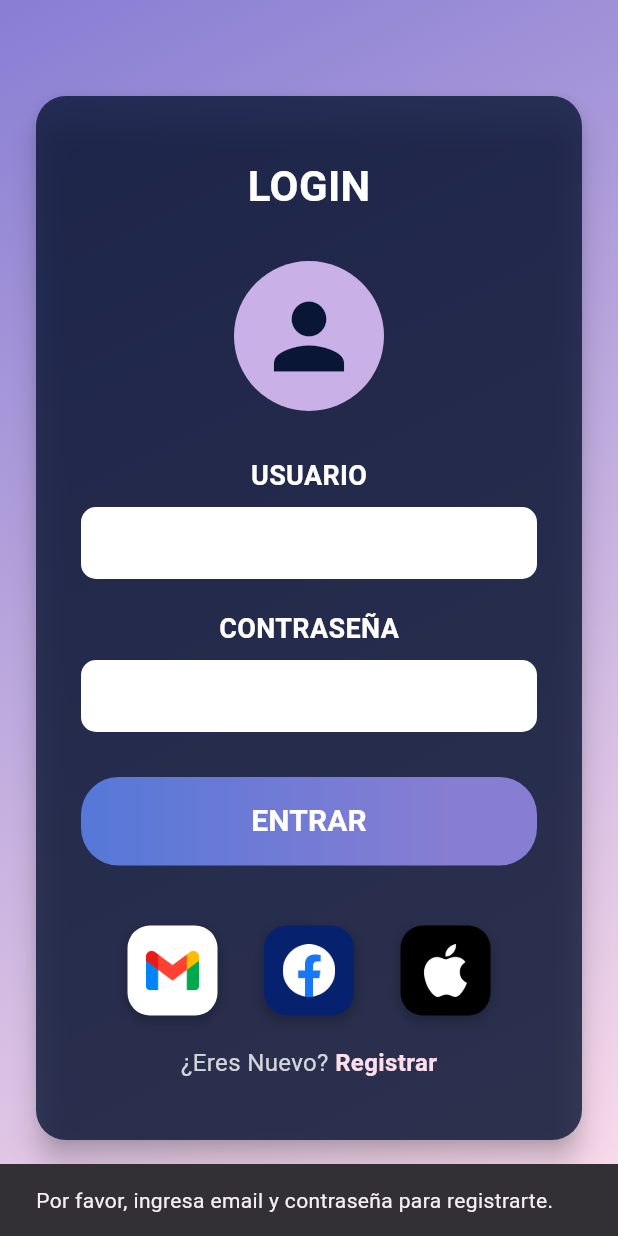
After one commit to alexjupp12/nuttu_project, a Flutter app: the LoginPage screen opened directly, after a tap on "¿Eres Nuevo? Registrar", on a phone screen of 412 x 824 dp. The commit adds this screen. Run offline on Flutter 3.47's test engine with Material 3 defaults, Android fonts, the phone set to English and light mode, and no system bars.

Commit message:
creamos la parte principal el login y toda la parte visual de como se vería el login.

```diff
--- a/lib/app/theme/app_colors.dart
+++ b/lib/app/theme/app_colors.dart
@@ -13,6 +13,8 @@ class AppColors {
   static const Color color3 = Color(0xFFFEDEEB);
   static const Color color4 = Color(0xFF84BBD0);
   static const Color color5 = Color(0xFF5578D8);
+  static const Color colorDark = Color.fromARGB(255, 10, 22, 54);
+  static const Color facebookBlue = Color.fromARGB(255, 6, 34, 110);
 
   // COLORES NEUTROS
   static const Color white = Color(0xFFFFFFFF);
--- a/lib/core/services/auth_services.dart
+++ b/lib/core/services/auth_services.dart
@@ -1,5 +1,6 @@
 import 'dart:convert';
 import 'package:http/http.dart' as http;
+import 'dart:developer';
 
 class AuthService {
   // URL base del servidor muy importante para realizar la conexión
@@ -20,7 +21,7 @@ class AuthService {
       // 201 es "ok creado"
       return response.statusCode == 201;
     } catch (e) {
-      print(e);
+      log('Error en el servicio de autenticación: $e'); // Para depuración
       return false;
     }
   }
@@ -38,7 +39,7 @@ class AuthService {
       // 200 es "ok"
       return response.statusCode == 200;
     } catch (e) {
-      print(e);
+      log('Error en el servicio de autenticación: $e'); // Para depuración
       return false;
     }
   }
--- /dev/null
+++ b/lib/features/auth/presentation/pages/login_page.dart
@@ -0,0 +1,326 @@
+import 'package:flutter/material.dart';
+import 'package:nuttu_project/core/services/auth_services.dart';
+import 'package:nuttu_project/features/home/presentation/pages/home_page.dart';
+// Importamos nuestros temas de colores y degradados
+import 'package:nuttu_project/app/theme/app_colors.dart';
+import 'package:nuttu_project/app/theme/app_gradiants.dart';
+
+class LoginPage extends StatefulWidget {
+  const LoginPage({super.key});
+
+  @override
+  State<LoginPage> createState() => _LoginPageState();
+}
+
+class _LoginPageState extends State<LoginPage> {
+  final _emailController = TextEditingController();
+  final _passwordController = TextEditingController();
+  final _authService = AuthService();
+
+  // Función para manejar el login
+  void _login() async {
+    // Aquí puedes añadir validaciones básicas antes de enviar
+    if (_emailController.text.isEmpty || _passwordController.text.isEmpty) {
+      ScaffoldMessenger.of(context).showSnackBar(
+        const SnackBar(content: Text('Por favor, ingresa email y contraseña.')),
+      );
+      return;
+    }
+
+    final success = await _authService.login(
+      _emailController.text,
+      _passwordController.text,
+    );
+
+    if (mounted) {
+      if (success) {
+        // Si el login es exitoso, navegamos a la HomePage
+        Navigator.of(context).pushReplacement(
+          MaterialPageRoute(builder: (context) => const HomePage()),
+        );
+      } else {
+        ScaffoldMessenger.of(context).showSnackBar(
+          const SnackBar(content: Text('Error: Credenciales inválidas.')),
+        );
+      }
+    }
+  }
+
+  // Función para manejar el registro
+  void _register() async {
+    // Aquí puedes añadir validaciones básicas antes de enviar
+    if (_emailController.text.isEmpty || _passwordController.text.isEmpty) {
+      ScaffoldMessenger.of(context).showSnackBar(
+        const SnackBar(
+          content: Text(
+            'Por favor, ingresa email y contraseña para registrarte.',
+          ),
+        ),
+      );
+      return;
+    }
+
+    final success = await _authService.register(
+      _emailController.text,
+      _passwordController.text,
+    );
+
+    if (mounted) {
+      if (success) {
+        ScaffoldMessenger.of(context).showSnackBar(
+          const SnackBar(
+            content: Text('¡Registro exitoso! Por favor, inicia sesión.'),
+          ),
+        );
+      } else {
+        ScaffoldMessenger.of(context).showSnackBar(
+          const SnackBar(
+            content: Text('Error: El email ya está en uso o hubo un problema.'),
+          ),
+        );
+      }
+    }
+  }
+
+  @override
+  Widget build(BuildContext context) {
+    // El Scaffold es el lienzo principal de la pantalla.
+    return Scaffold(
+      // Usamos un Container como fondo para aplicar el degradado
+      body: Container(
+        decoration: const BoxDecoration(
+          gradient: AppGradiants.primaryGradiant, // Nuestro degradado principal
+        ),
+        child: Center(
+          child: SingleChildScrollView(
+            // Permite hacer scroll si el teclado aparece
+            padding: const EdgeInsets.all(20.0),
+            child: Card(
+              // Usamos Card para la forma redondeada y la elevación
+              elevation: 8.0,
+              shape: RoundedRectangleBorder(
+                borderRadius: BorderRadius.circular(
+                  20.0,
+                ), // Bordes redondeados de la tarjeta
+              ),
+              color: AppColors.colorDark.withAlpha(
+                204,
+              ), // Color de fondo de la tarjeta con opacidad
+              child: Padding(
+                padding: const EdgeInsets.symmetric(
+                  horizontal: 30.0,
+                  vertical: 40.0,
+                ),
+                child: Column(
+                  mainAxisSize: MainAxisSize
+                      .min, // Para que la columna ocupe el espacio mínimo necesario
+                  children: [
+                    // Texto "LOGIN"
+                    const Text(
+                      'LOGIN',
+                      style: TextStyle(
+                        fontSize: 28,
+                        fontWeight: FontWeight.bold,
+                        color: AppColors.white, // Color de texto blanco
+                      ),
+                    ),
+                    const SizedBox(height: 30),
+
+                    // Icono de perfil (Puedes reemplazar esto con tu propia imagen de perfil si tienes una)
+                    CircleAvatar(
+                      radius: 50,
+                      backgroundColor: AppColors.color2, // Fondo del círculo
+                      child: Icon(
+                        Icons.person,
+                        size: 70,
+                        color: AppColors.colorDark, // Color del icono
+                      ),
+                    ),
+                    const SizedBox(height: 30),
+
+                    // Campo de usuario (Email)
+                    const Text(
+                      'USUARIO',
+                      style: TextStyle(
+                        fontSize: 18,
+                        color: AppColors.white,
+                        fontWeight: FontWeight.w600,
+                      ),
+                    ),
+                    const SizedBox(height: 8),
+                    TextField(
+                      controller: _emailController,
+                      keyboardType: TextInputType.emailAddress,
+                      style: const TextStyle(
+                        color: AppColors.colorDark,
+                      ), // Color del texto que se escribe
+                      decoration: InputDecoration(
+                        filled: true,
+                        fillColor: AppColors.white, // Fondo del campo de texto
+                        border: OutlineInputBorder(
+                          borderRadius: BorderRadius.circular(10.0),
+                          borderSide: BorderSide.none, // Sin borde visible
+                        ),
+                        contentPadding: const EdgeInsets.symmetric(
+                          horizontal: 15,
+                          vertical: 12,
+                        ),
+                      ),
+                    ),
+                    const SizedBox(height: 20),
+
+                    // Campo de contraseña
+                    const Text(
+                      'CONTRASEÑA',
+                      style: TextStyle(
+                        fontSize: 18,
+                        color: AppColors.white,
+                        fontWeight: FontWeight.w600,
+                      ),
+                    ),
+                    const SizedBox(height: 8),
+                    TextField(
+                      controller: _passwordController,
+                      obscureText: true,
+                      style: const TextStyle(color: AppColors.colorDark),
+                      decoration: InputDecoration(
+                        filled: true,
+                        fillColor: AppColors.white,
+                        border: OutlineInputBorder(
+                          borderRadius: BorderRadius.circular(10.0),
+                          borderSide: BorderSide.none,
+                        ),
+                        contentPadding: const EdgeInsets.symmetric(
+                          horizontal: 15,
+                          vertical: 12,
+                        ),
+                      ),
+                    ),
+                    const SizedBox(height: 30),
+
+                    // Botón "ENTRAR" con degradado
+                    Container(
+                      width: double.infinity, // Ancho completo
+                      decoration: BoxDecoration(
+                        gradient: AppGradiants
+                            .secondaryGradiant, // Nuestro degradado para el botón
+                        borderRadius: BorderRadius.circular(25.0),
+                      ),
+                      child: ElevatedButton(
+                        onPressed: _login,
+                        style: ElevatedButton.styleFrom(
+                          backgroundColor: Colors
+                              .transparent, // Fondo transparente para mostrar el degradado
+                          shadowColor:
+                              Colors.transparent, // Sin sombra del botón
+                          shape: RoundedRectangleBorder(
+                            borderRadius: BorderRadius.circular(25.0),
+                          ),
+                          padding: const EdgeInsets.symmetric(vertical: 15),
+                        ),
+                        child: const Text(
+                          'ENTRAR',
+                          style: TextStyle(
+                            fontSize: 20,
+                            fontWeight: FontWeight.bold,
+                            color: AppColors.white,
+                          ),
+                        ),
+                      ),
+                    ),
+                    const SizedBox(height: 40),
+
+                    // Iconos de redes sociales
+                    Row(
+                      mainAxisAlignment: MainAxisAlignment.spaceEvenly,
+                      children: [
+                        // Botón de Google (Gmail)
+                        _buildSocialButton(
+                          'assets/images/gmail_icon.png',
+                          Colors.white,
+                        ),
+                        // Botón de Facebook
+                        _buildSocialButton(
+                          'assets/images/facebook_icon.png',
+                          AppColors.facebookBlue,
+                        ),
+                        // Botón de Apple
+                        _buildSocialButton(
+                          'assets/images/apple_icon.png',
+                          Colors.black,
+                        ),
+                      ],
+                    ),
+                    const SizedBox(height: 20),
+
+                    // Texto "¿Eres Nuevo? Registrar"
+                    GestureDetector(
+                      // Para detectar taps en el texto
+                      onTap: () {
+                        // Aquí podrías navegar a una página de registro separada
+                        // o abrir un diálogo para el registro rápido.
+                        // Por ahora, simplemente llamaremos a la función _register
+                        // con los datos ingresados en los campos.
+                        _register();
+                      },
+                      child: Text.rich(
+                        TextSpan(
+                          text: '¿Eres Nuevo? ',
+                          style: TextStyle(
+                            fontSize: 16,
+                            color: AppColors.white.withAlpha(204),
+                          ),
+                          children: const [
+                            TextSpan(
+                              text: 'Registrar',
+                              style: TextStyle(
+                                fontWeight: FontWeight.bold,
+                                color: AppColors
+                                    .color3, // Usamos tu color accent para resaltar
+                              ),
+                            ),
+                          ],
+                        ),
+                      ),
+                    ),
+                  ],
+                ),
+              ),
+            ),
+          ),
+        ),
+      ),
+    );
+  }
+
+  // Widget auxiliar para construir los botones de redes sociales
+  // Ahora acepta un color de fondo
+  Widget _buildSocialButton(String assetPath, Color backgroundColor) {
+    return Container(
+      width: 60,
+      height: 60,
+      decoration: BoxDecoration(
+        color: backgroundColor, // <-- Aquí aplicamos el color recibido
+        shape: BoxShape.rectangle,
+        borderRadius: BorderRadius.circular(15.0),
+        boxShadow: [
+          BoxShadow(
+            color: Colors.black.withAlpha(
+              51,
+            ), // Usamos .withAlpha() como corregimos
+            spreadRadius: 1,
+            blurRadius: 5,
+            offset: const Offset(0, 3),
+          ),
+        ],
+      ),
+      child: Center(
+        child: Image.asset(
+          assetPath,
+          width: 35, // Tamaño del icono dentro del círculo
+          height: 35,
+        ),
+      ),
+    );
+  }
+}
--- a/lib/features/splash/presentation/pages/splash_page.dart
+++ b/lib/features/splash/presentation/pages/splash_page.dart
@@ -1,10 +1,11 @@
 import 'dart:async';
 import 'package:flutter/material.dart';
+import 'package:nuttu_project/features/auth/presentation/pages/login_page.dart'; // Importa la nueva página
 //importamos los colores y gradientes
 // import 'package:nuttu_project/app/theme/app_colors.dart';
 import 'package:nuttu_project/app/theme/app_gradiants.dart';
 //importamos la pagina a la que vamos a navegar
-import 'package:nuttu_project/features/home/presentation/pages/home_page.dart';
+//import 'package:nuttu_project/features/home/presentation/pages/home_page.dart';
 
 class SplashPage extends StatefulWidget {
   const SplashPage({super.key});
@@ -27,7 +28,7 @@ class _SplashPageState extends State<SplashPage> {
       // Navega a la página principal, reemplazando el splash screen
       // para que el usuario no pueda volver a él.
       Navigator.of(context).pushReplacement(
-        MaterialPageRoute(builder: (context) => const HomePage()),
+        MaterialPageRoute(builder: (context) => const LoginPage()),
       );
     });
   }
```
Also changed, not shown: assets/images/apple_icon.png (renamed from assets/images/apple.png), assets/images/facebook_icon.png (renamed from assets/images/facebook.png), assets/images/gmail_icon.png (renamed from assets/images/gmail.png).
